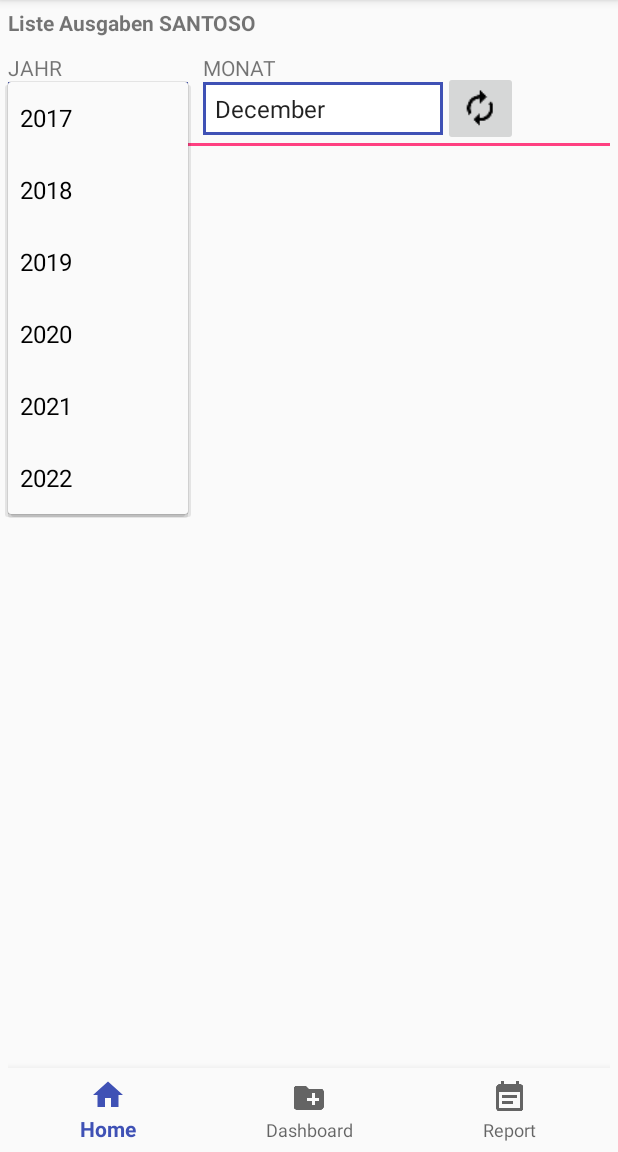
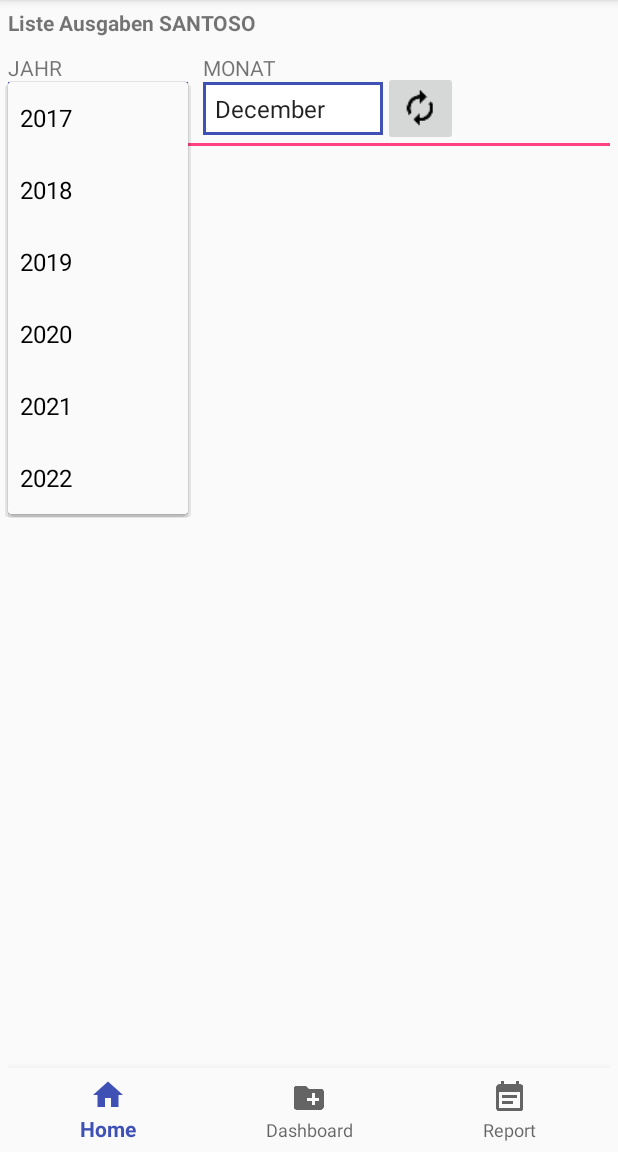
Before and after one commit to teguhsantoso/HomeCostsApp, an Android app: the fragment ExpenditureFragment placed in its activity, after a tap on "2017", on a phone screen of 412 x 824 dp, the part 84-1236 px from its top. Run offline under Robolectric (Android 15) with nearby library versions, the phone set to English and light mode, and no system bars; our stand-ins replace Room's generated code; libraries missing offline, so code that uses them is left out: rx.android.schedulers, rx.schedulers; 3 statements that could not run were skipped.

Commit message:
Minor bug fixing for fragment bundle instance.

```diff
--- a/app/src/main/java/de/tsa/homecosts/fragments/ExpenditureFragment.java
+++ b/app/src/main/java/de/tsa/homecosts/fragments/ExpenditureFragment.java
@@ -3,6 +3,7 @@ package de.tsa.homecosts.fragments;
 import android.content.Context;
 import android.os.Build;
 import android.os.Bundle;
+import android.support.annotation.Nullable;
 import android.support.annotation.RequiresApi;
 import android.support.v4.app.Fragment;
 import android.view.LayoutInflater;
@@ -20,6 +21,7 @@ import java.util.List;
 import de.tsa.homecosts.R;
 import de.tsa.homecosts.entities.CategoryType;
 import de.tsa.homecosts.entities.Expenditure;
+import de.tsa.homecosts.utils.Constants;
 
 
 /**
@@ -76,6 +78,12 @@ public class ExpenditureFragment extends Fragment {
         initDatePicker(rootView);
         initButtonStoreData(rootView);
         return rootView;
+    }
+
+    private void resetInputFields() {
+        this.spinnerCategory.setSelection(0);
+        this.editTextDescription.setText("");
+        this.editTextSumMoney.setText("0");
     }
 
     private void initEditTextSumMoney(View rootView) {
@@ -140,4 +148,11 @@ public class ExpenditureFragment extends Fragment {
         mListener = null;
     }
 
+    @Override
+    public void onViewStateRestored(@Nullable Bundle savedInstanceState) {
+        super.onViewStateRestored(savedInstanceState);
+        if(this.getArguments().getBoolean(Constants.PARAM_KEY_RESET_FIELDS)){
+            resetInputFields();
+        }
+    }
 }
--- a/app/src/main/java/de/tsa/homecosts/fragments/HomeFragment.java
+++ b/app/src/main/java/de/tsa/homecosts/fragments/HomeFragment.java
@@ -3,6 +3,7 @@ package de.tsa.homecosts.fragments;
 import android.content.Context;
 import android.net.Uri;
 import android.os.Bundle;
+import android.support.annotation.Nullable;
 import android.support.v4.app.Fragment;
 import android.support.v7.widget.LinearLayoutManager;
 import android.support.v7.widget.RecyclerView;
@@ -142,6 +143,12 @@ public class HomeFragment extends Fragment {
         mListener = null;
     }
 
+    @Override
+    public void onViewStateRestored(@Nullable Bundle savedInstanceState) {
+        super.onViewStateRestored(savedInstanceState);
+
+    }
+
     public void updateListData(List expenditures) {
         this.mAdapter = new ExpenditureItemAdapter(getActivity(), expenditures);
         this.mRecyclerView.setAdapter(mAdapter);
--- a/app/src/main/java/de/tsa/homecosts/utils/Constants.java
+++ b/app/src/main/java/de/tsa/homecosts/utils/Constants.java
@@ -10,6 +10,8 @@ public class Constants {
     public static final String      TAG_FRAGMENT_HOME = "HOME_FRAGMENT";
     public static final String      TAG_FRAGMENT_DASHBOARD = "DASHBOARD_FRAGMENT";
     public static final String      TAG_FRAGMENT_REPORT = "REPORT_FRAGMENT";
+    public static final String      PARAM_KEY_REFRESH_DATA = "refresh_list_data";
+    public static final String      PARAM_KEY_RESET_FIELDS = "reset_fields";
     public static final int         START_INDEX = 0;
     public static final int         END_INDEX_MONTH = 12;
     public static final int         END_INDEX_YEAR = 6;
--- a/app/src/main/res/layout/fragment_home.xml
+++ b/app/src/main/res/layout/fragment_home.xml
@@ -34,7 +34,7 @@
 
     <Spinner
         android:id="@+id/spinnerMonth"
-        android:layout_width="160dp"
+        android:layout_width="120dp"
         android:layout_height="35dp"
         android:layout_alignBottom="@+id/spinnerYear"
         android:layout_marginLeft="10dp"
```
Also changed, not shown: app/src/main/java/de/tsa/homecosts/MainActivity.java (+3 -13 lines).
